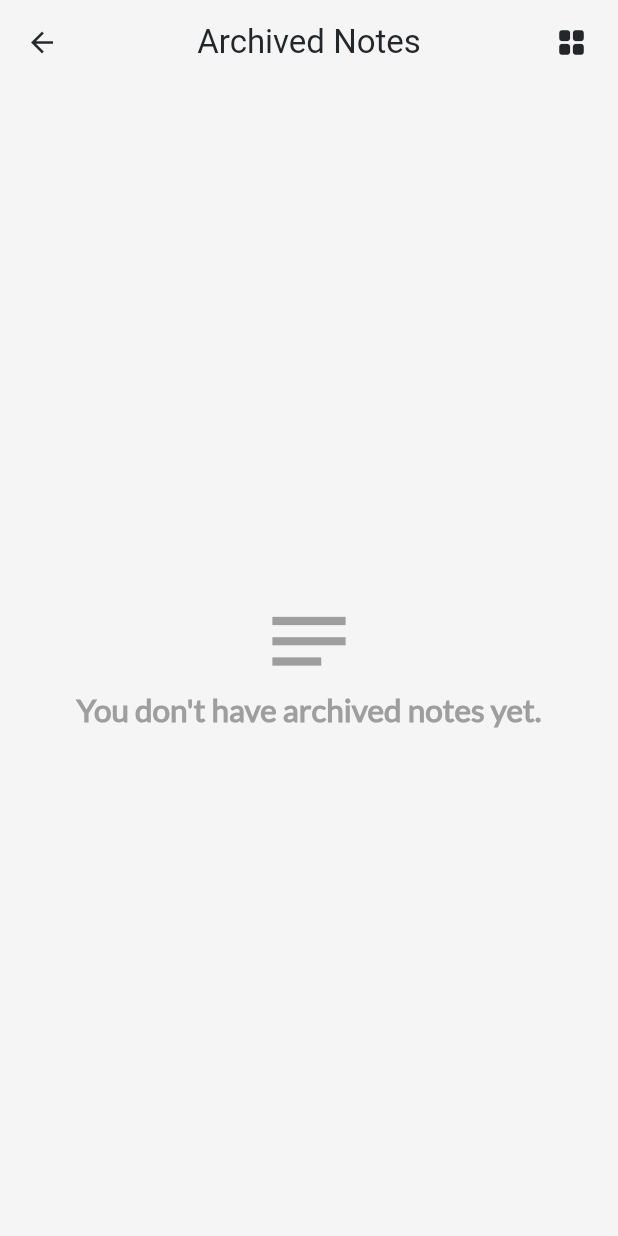
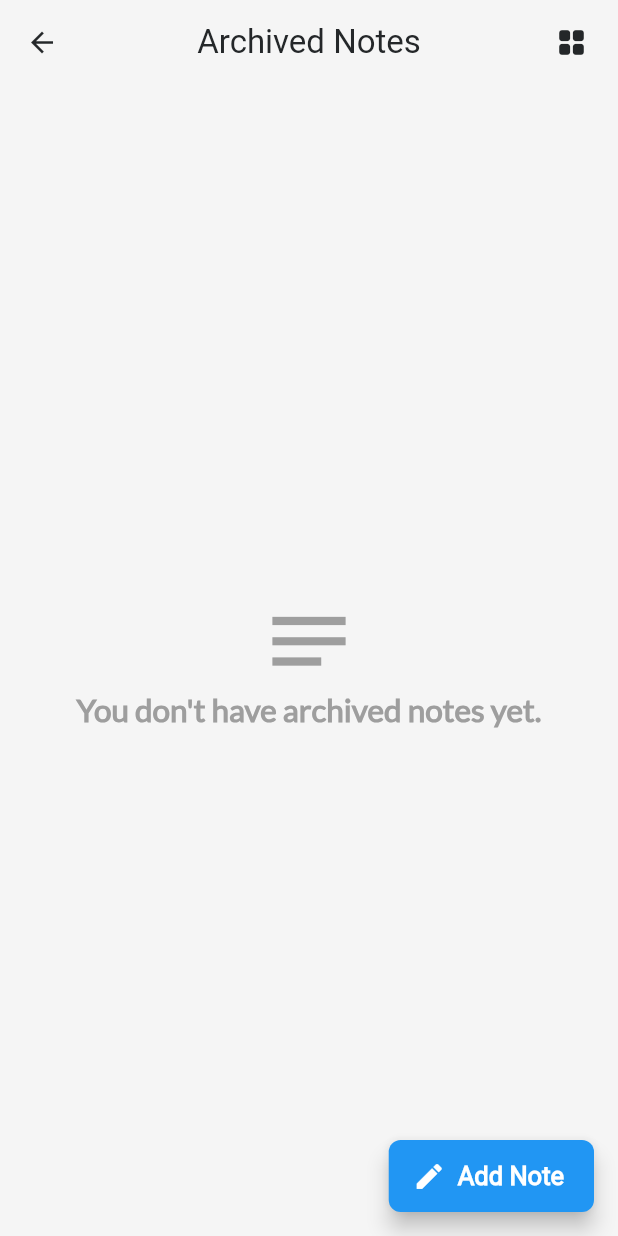
Before and after one commit to BenAmorNadjmeddine/notes-app, a Flutter app: the ArchivedNotesUI screen opened directly, on a phone screen of 412 x 824 dp. Run offline on Flutter 3.47's test engine with Material 2 defaults, Android fonts, the phone set to English and light mode, and no system bars; our stand-ins replace bloc, flutter_bloc, fluttertoast, hexcolor, shared_preferences, sqflite; accounts and stored records are empty.

Commit message:
Adding FAB

```diff
--- a/lib/Modules/AchivedNotes/archived_notes_ui.dart
+++ b/lib/Modules/AchivedNotes/archived_notes_ui.dart
@@ -3,7 +3,9 @@ import 'package:flutter_bloc/flutter_bloc.dart';
 import 'package:flutter_staggered_grid_view/flutter_staggered_grid_view.dart';
 import 'package:notes_app/Modules/AchivedNotes/UIComponents/archived_notes.dart';
 import 'package:notes_app/Modules/ShowNote/show_note_ui.dart';
+import 'package:notes_app/Modules/TakeNote/take_note_ui.dart';
 import 'package:notes_app/Shared/Components/ReusableWidgets/empty_page_message.dart';
+import 'package:notes_app/Shared/Components/ReusableWidgets/fab.dart';
 import 'package:notes_app/Shared/Components/ReusableWidgets/note_item.dart';
 import 'package:notes_app/Shared/Components/components.dart';
 import 'package:notes_app/Shared/Cubit/cubit.dart';
@@ -26,6 +28,13 @@ class ArchivedNotesUI extends StatelessWidget {
             cubit: cubit,
             icon: Icons.notes,
             message: "You don't have archived notes yet.",
+          ),
+          floatingActionButton: FAB(
+            onPressed: () {
+              navigateTo(context, const TakeNoteUI());
+            },
+            text: "Add Note",
+            icon: Icons.edit,
           ),
         );
       },
```
Also changed, not shown: lib/Modules/NewNotes/new_notes_ui.dart (+9 -0 lines).
